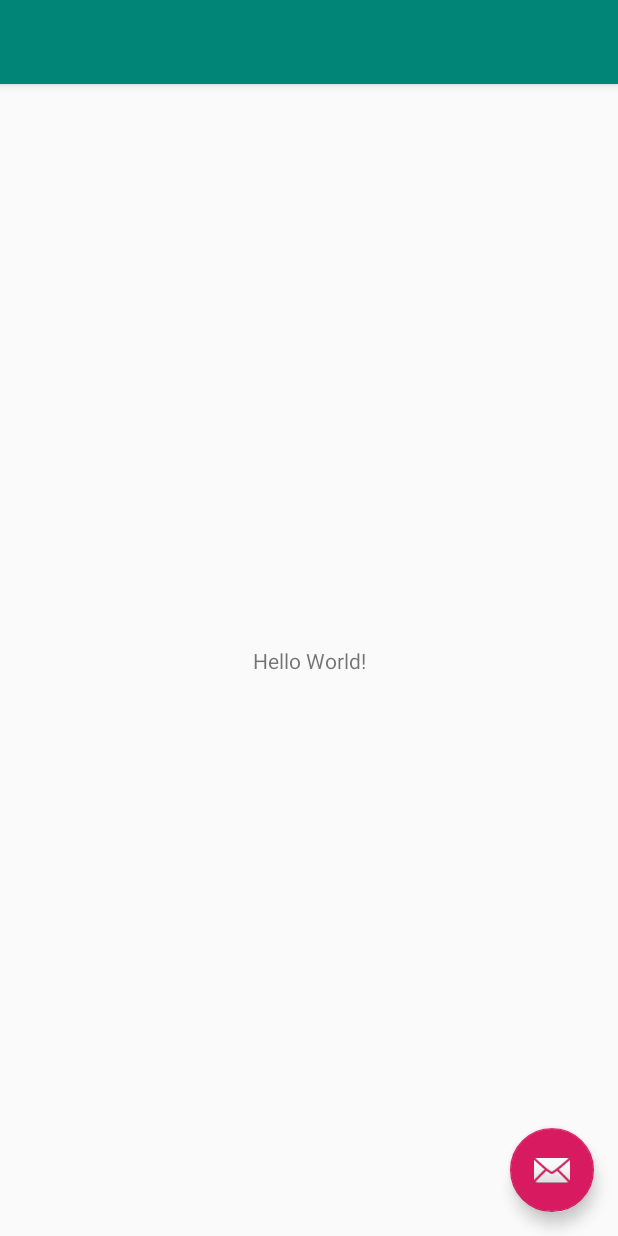
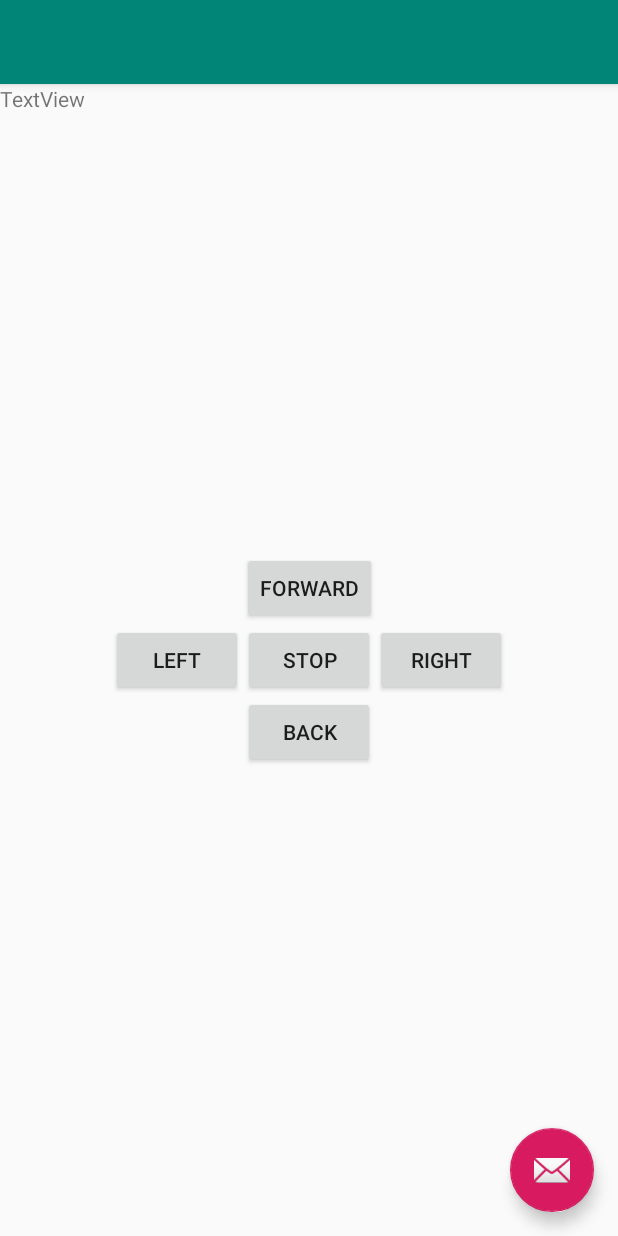
Before and after one commit to talentzxf/SixLegRobot, an Android app: the layout activity_main.xml on its own in the app's theme, with its tools: preview values and no code run, on a phone screen of 412 x 824 dp. Run offline under Robolectric (Android 15) with nearby library versions, the phone set to English and light mode, and no system bars; network calls fail.

Commit message:
Added some buttons in UI

```diff
--- a/app/build.gradle
+++ b/app/build.gradle
@@ -26,4 +26,5 @@ dependencies {
     testImplementation 'junit:junit:4.12'
     androidTestImplementation 'com.android.support.test:runner:1.0.2'
     androidTestImplementation 'com.android.support.test.espresso:espresso-core:3.0.2'
+    implementation 'com.android.volley:volley:1.1.1'
 }
--- a/app/src/main/res/layout/content_main.xml
+++ b/app/src/main/res/layout/content_main.xml
@@ -8,13 +8,66 @@
     tools:context=".MainActivity"
     tools:showIn="@layout/activity_main">
 
-    <TextView
+    <Button
+        android:id="@+id/stopButton"
         android:layout_width="wrap_content"
         android:layout_height="wrap_content"
-        android:text="Hello World!"
+        android:text="Stop"
         app:layout_constraintBottom_toBottomOf="parent"
-        app:layout_constraintLeft_toLeftOf="parent"
-        app:layout_constraintRight_toRightOf="parent"
+        app:layout_constraintEnd_toEndOf="parent"
+        app:layout_constraintStart_toStartOf="parent"
+        app:layout_constraintTop_toTopOf="parent"
+        android:onClick="onStop"/>
+
+    <Button
+        android:id="@+id/forwardButton"
+        android:layout_width="wrap_content"
+        android:layout_height="wrap_content"
+        android:text="Forward"
+        app:layout_constraintEnd_toEndOf="parent"
+        app:layout_constraintStart_toStartOf="parent"
+        app:layout_constraintBottom_toTopOf="@id/stopButton"
+        android:onClick="onForward"/>
+
+    <Button
+        android:id="@+id/backButton"
+        android:layout_width="wrap_content"
+        android:layout_height="wrap_content"
+        android:text="Back"
+        app:layout_constraintEnd_toEndOf="parent"
+        app:layout_constraintStart_toStartOf="parent"
+        app:layout_constraintTop_toBottomOf="@+id/stopButton"
+        android:onClick="onBack"
+    />
+
+    <Button
+        android:id="@+id/leftButton"
+        android:layout_width="wrap_content"
+        android:layout_height="wrap_content"
+        android:text="Left"
+        app:layout_constraintEnd_toStartOf="@+id/stopButton"
+        app:layout_constraintTop_toTopOf="parent"
+        app:layout_constraintBottom_toBottomOf="parent"
+        android:onClick="onLeft"
+        />
+
+    <Button
+        android:id="@+id/rightButton"
+        android:layout_width="wrap_content"
+        android:layout_height="wrap_content"
+        android:text="Right"
+        app:layout_constraintStart_toEndOf="@+id/stopButton"
+        app:layout_constraintTop_toTopOf="parent"
+        app:layout_constraintBottom_toBottomOf="parent"
+        android:onClick="onRight"
+        />
+
+    <TextView
+        android:id="@+id/textViewHttpResult"
+        android:layout_width="406dp"
+        android:layout_height="53dp"
+        android:text="TextView"
+        app:layout_constraintStart_toStartOf="parent"
         app:layout_constraintTop_toTopOf="parent" />
 
 </android.support.constraint.ConstraintLayout>
```
Also changed, not shown: app/src/main/AndroidManifest.xml (+19 -3 lines), app/src/main/java/com/vincentzhang/sixlegrobot/MainActivity.java (+47 -1 lines), 1 other file.
